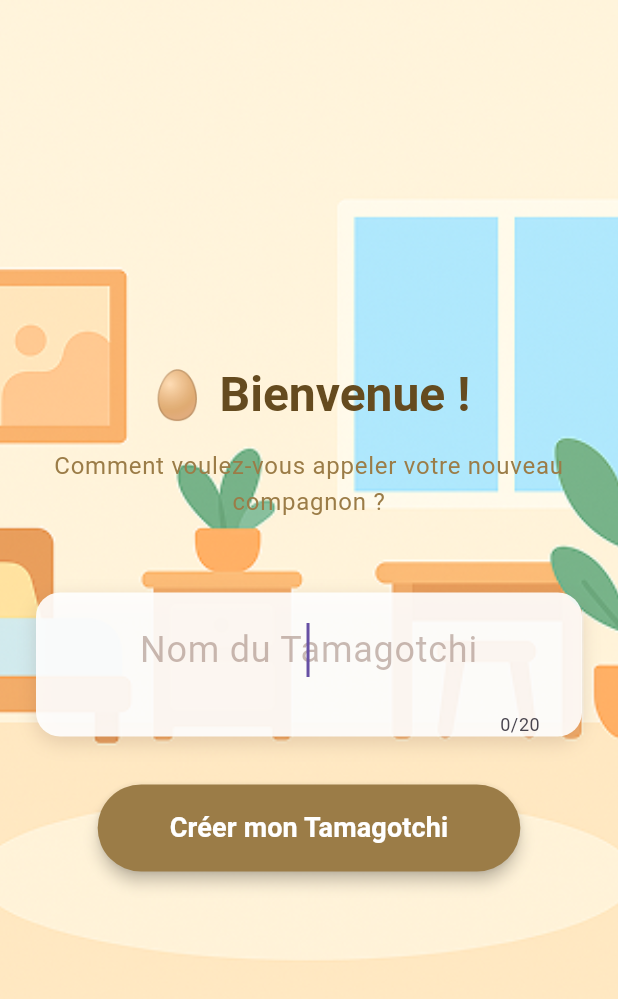
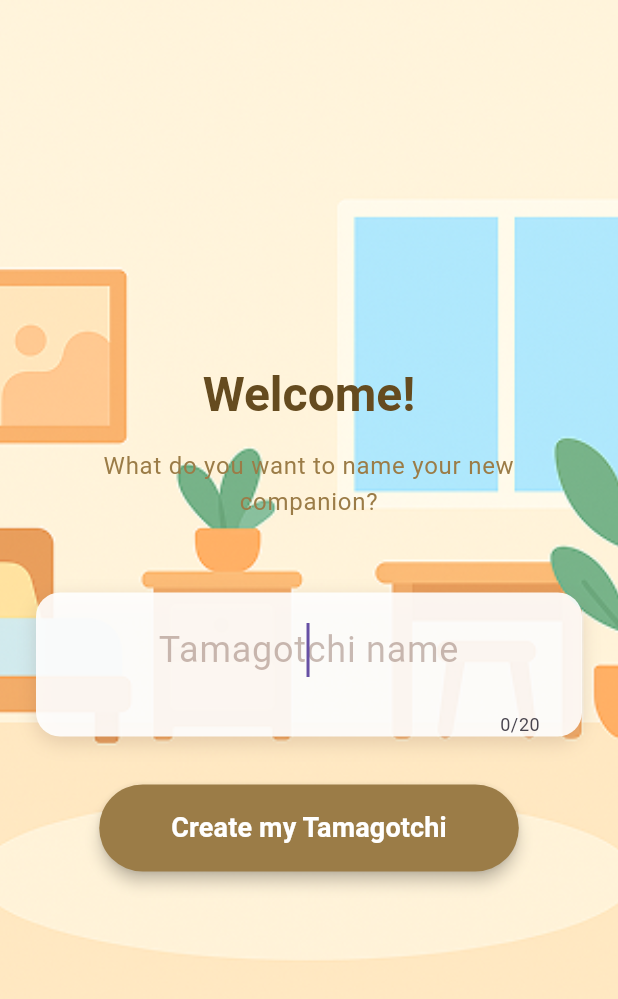
Before and after one commit to kdemont/tamagotchi_flutter, a Flutter app: the screen it shows after launch, on a phone screen of 412 x 824 dp. Shown: the top 999 px of the screen. Run offline on Flutter 3.47's test engine with Material 3 defaults, Android fonts, the phone set to English and light mode, and no system bars; our stand-ins replace bloc, equatable, flutter_bloc, flutter_svg, lottie, pedometer and 3 more; missing offline and left inert: ambient_light, slang; generated files the repository leaves out were written again.

```diff
--- a/assets/i18n/en.i18n.json
+++ b/assets/i18n/en.i18n.json
@@ -56,5 +56,18 @@
       "description": "You'll certainly succeed next time.",
       "returnHome": "Return home"
     }
+  },
+  "gameOver": {
+    "title": "Rest in peace",
+    "lived": "Lived $age day(s)",
+    "message": "Your companion has joined the stars.\nBut a new friend may be waiting for you...",
+    "newGame": "Adopt a new Tamagotchi"
+  },
+  "naming": {
+    "welcome": "Welcome!",
+    "question": "What do you want to name your new companion?",
+    "placeholder": "Tamagotchi name",
+    "emptyError": "Please enter a name for your Tamagotchi",
+    "create": "Create my Tamagotchi"
   }
 }
--- a/lib/game/view/widgets/game_playing_view.dart
+++ b/lib/game/view/widgets/game_playing_view.dart
@@ -122,7 +122,7 @@
                             ),
                           ),
                           const SizedBox(width: 8),
-                          const Icon(Icons.arrow_upward, size: 20),
+                          const Icon(Icons.arrow_upward, size: 20), // TODO dynamic icon based on hint
                         ],
                       ),
                     )
--- a/lib/naming/view/naming_page.dart
+++ b/lib/naming/view/naming_page.dart
@@ -1,11 +1,12 @@
 import 'package:flutter/material.dart';
 import 'package:flutter_bloc/flutter_bloc.dart';
+import 'package:tamagotchi_flutter/gen/strings.g.dart';
 
 import '../../home/bloc/home_bloc.dart';
 import '../../home/view/home_page.dart';
 
 class NamingPage extends StatefulWidget {
-  const NamingPage({Key? key}) : super(key: key);
+  const NamingPage({super.key});
 
   @override
   State<NamingPage> createState() => _NamingPageState();
@@ -35,8 +36,8 @@
     final name = _nameController.text.trim();
     if (name.isEmpty) {
       ScaffoldMessenger.of(context).showSnackBar(
-        const SnackBar(
-          content: Text('Veuillez entrer un nom pour votre Tamagotchi'),
+        SnackBar(
+          content: Text(t.naming.emptyError),
           backgroundColor: Colors.red,
         ),
       );
@@ -74,7 +75,7 @@
                 children: [
                   // Title
                   Text(
-                    '🥚 Bienvenue !',
+                    t.naming.welcome,
                     style: Theme.of(context).textTheme.headlineLarge?.copyWith(
                       color: const Color(0xFF654B1F),
                       fontWeight: FontWeight.bold,
@@ -82,7 +83,7 @@
                   ),
                   const SizedBox(height: 16),
                   Text(
-                    'Comment voulez-vous appeler votre nouveau compagnon ?',
+                    t.naming.question,
                     textAlign: TextAlign.center,
                     style: Theme.of(context).textTheme.bodyLarge?.copyWith(
                       color: const Color(0xFF9B7C47),
@@ -112,7 +113,7 @@
                         color: Color(0xFF654B1F),
                       ),
                       decoration: InputDecoration(
-                        hintText: 'Nom du Tamagotchi',
+                        hintText: t.naming.placeholder,
                         hintStyle: TextStyle(
                           color: Colors.brown.withOpacity(0.4),
                         ),
@@ -147,9 +148,9 @@
                       ),
                       elevation: 4,
                     ),
-                    child: const Text(
-                      'Créer mon Tamagotchi',
-                      style: TextStyle(
+                    child: Text(
+                      t.naming.create,
+                      style: const TextStyle(
                         fontSize: 18,
                         fontWeight: FontWeight.bold,
                       ),
--- a/lib/routing/app_router.dart
+++ b/lib/routing/app_router.dart
@@ -10,7 +10,7 @@
 class AppRouter extends StatelessWidget {
   final TamagotchiRepository repository;
 
-  const AppRouter({Key? key, required this.repository}) : super(key: key);
+  const AppRouter({super.key, required this.repository});
 
   @override
   Widget build(BuildContext context) {
```
Also changed, not shown: assets/i18n/fr.i18n.json (+13 -0 lines), lib/game_over/game_over_page.dart (+30 -30 lines), lib/gen/strings.g.dart, lib/gen/strings_en.g.dart, lib/gen/strings_fr.g.dart.
